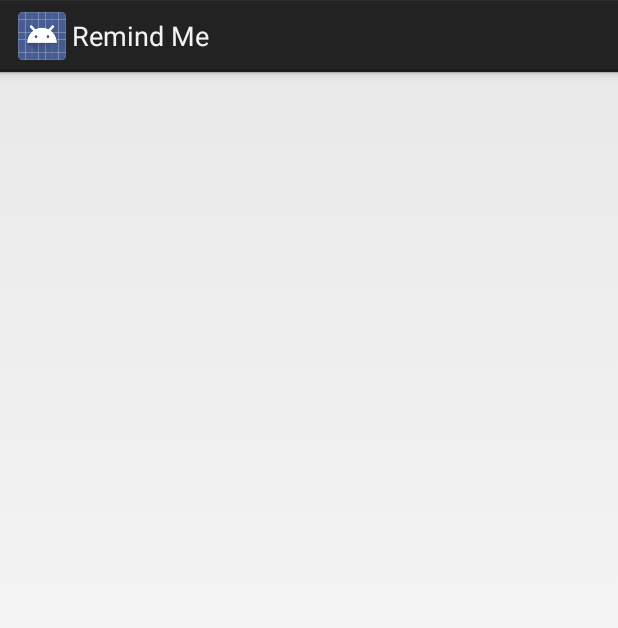
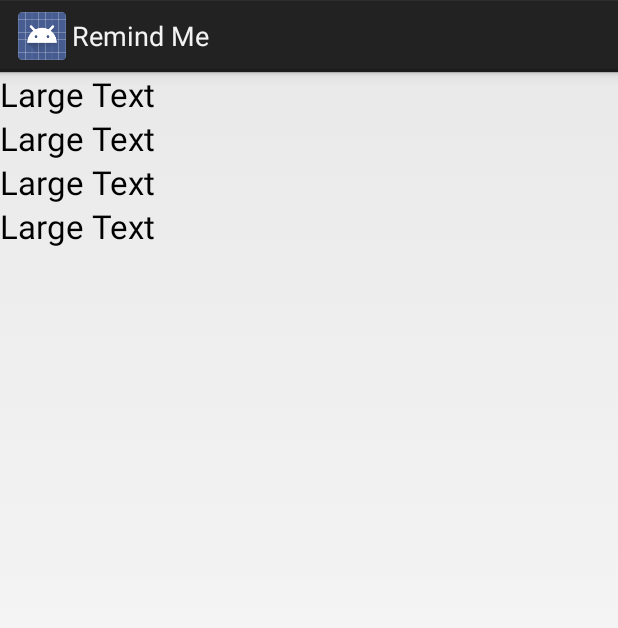
Before and after one commit to iamsayem/RemindMe, an Android app: the UserLocationActivity screen opened directly, with no data from a screen before it, on a phone screen of 412 x 824 dp. Shown: the top 628 px of the screen. Run offline under Robolectric (Android 15) with nearby library versions, the light colour scheme and no system bars.

Commit message:
Fourteen Commit

```diff
--- a/app/src/main/java/com/example/sayem/remindme/UserLocationActivity.java
+++ b/app/src/main/java/com/example/sayem/remindme/UserLocationActivity.java
@@ -8,15 +8,26 @@ import android.location.LocationListener;
 import android.location.LocationManager;
 import android.os.Build;
 import android.os.Bundle;
+import android.widget.TextView;
 import android.widget.Toast;
 
 public class UserLocationActivity extends Activity {
+
+    private TextView textLatitude;
+    private TextView textLongitude;
+    private TextView textAccuracy;
+    private TextView textProvider;
 
     private LocationManager locationManager;
     @Override
     protected void onCreate(Bundle savedInstanceState) {
         super.onCreate(savedInstanceState);
+        setContentView(R.layout.activity_location);
         locationManager = (LocationManager) getSystemService(getApplicationContext().LOCATION_SERVICE);
+        textLatitude = (TextView) findViewById(R.id.textLatitude);
+        textLongitude = (TextView) findViewById(R.id.textLongitude);
+        textAccuracy = (TextView) findViewById(R.id.textAccuracy);
+        textProvider = (TextView) findViewById(R.id.textProvider);
     }
 
     @Override
@@ -102,11 +113,15 @@ public class UserLocationActivity extends Activity {
         double longitude = userCurrentLocation.getLongitude();
         float accuracy = userCurrentLocation.getAccuracy();
         String provider = userCurrentLocation.getProvider();
-        String text = "Latitude: " + latitude + "\n" +
+        /*String text = "Latitude: " + latitude + "\n" +
                         "Longitude: " + longitude + "\n" +
                         "Accuracy: " + accuracy + "\n" +
                         "Provider: " + provider;
-        Toast.makeText(getApplicationContext(), text, Toast.LENGTH_LONG).show();
+        Toast.makeText(getApplicationContext(), text, Toast.LENGTH_LONG).show();*/
+        textLatitude.setText("Latitude: " + latitude);
+        textLongitude.setText("Longitude: " + longitude);
+        textAccuracy.setText("Accuracy: " + accuracy);
+        textProvider.setText("Provider: " + provider);
     }
 
     private Location getBetterLocation(Location gpsLocation, Location networkLocation) {
--- a/app/src/main/res/layout/activity_alarm.xml
+++ b/app/src/main/res/layout/activity_alarm.xml
@@ -126,7 +126,10 @@
             android:layout_height="wrap_content"
             android:padding="20dp"
             android:textAppearance="?android:attr/textAppearanceMedium"
-            android:id="@+id/setAlarmToneTextView" />
+            android:id="@+id/setAlarmToneTextView"
+            android:clickable="true"
+            android:background="?android:attr/selectableItemBackground"
+            />
 
     </LinearLayout>
 </RelativeLayout>
--- /dev/null
+++ b/app/src/main/res/layout/activity_location.xml
@@ -0,0 +1,33 @@
+<?xml version="1.0" encoding="utf-8"?>
+<LinearLayout xmlns:android="http://schemas.android.com/apk/res/android"
+    android:orientation="vertical" android:layout_width="match_parent"
+    android:layout_height="match_parent">
+
+    <TextView
+        android:layout_width="wrap_content"
+        android:layout_height="wrap_content"
+        android:textAppearance="?android:attr/textAppearanceLarge"
+        android:text="Large Text"
+        android:id="@+id/textLatitude" />
+
+    <TextView
+        android:layout_width="wrap_content"
+        android:layout_height="wrap_content"
+        android:textAppearance="?android:attr/textAppearanceLarge"
+        android:text="Large Text"
+        android:id="@+id/textLongitude" />
+
+    <TextView
+        android:layout_width="wrap_content"
+        android:layout_height="wrap_content"
+        android:textAppearance="?android:attr/textAppearanceLarge"
+        android:text="Large Text"
+        android:id="@+id/textAccuracy" />
+
+    <TextView
+        android:layout_width="wrap_content"
+        android:layout_height="wrap_content"
+        android:textAppearance="?android:attr/textAppearanceLarge"
+        android:text="Large Text"
+        android:id="@+id/textProvider" />
+</LinearLayout>
```
Also changed, not shown: app/src/main/java/com/example/sayem/remindme/AlarmActivity.java (+18 -6 lines).
